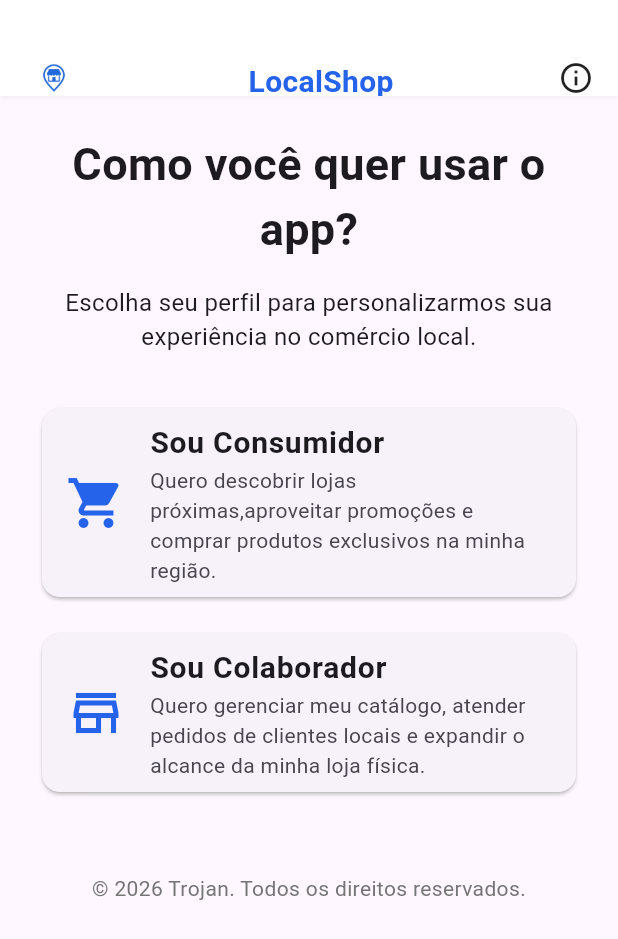
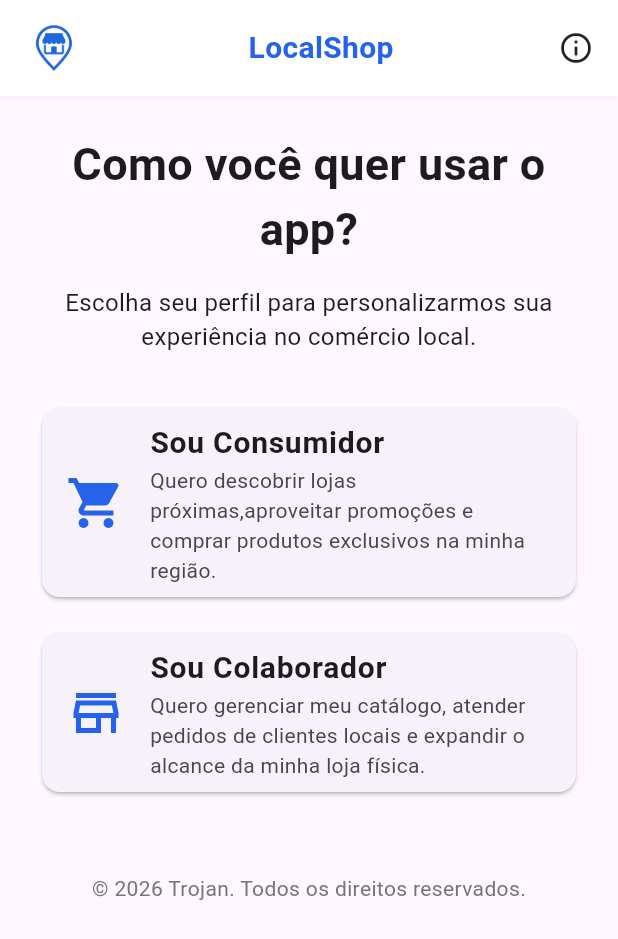
Before and after one commit to Francisco-Simoes-Oliveira/LocalShop, a Flutter app: the screen it shows after launch, on a phone screen of 412 x 824 dp. Shown: the top 939 px of the screen. Run offline on Flutter 3.47's test engine with Material 3 defaults, Android fonts, the phone set to English and light mode, and no system bars.

Commit message:
arrumando header

```diff
--- a/lib/core/widgets/custom_appBar.dart
+++ b/lib/core/widgets/custom_appBar.dart
@@ -15,7 +15,7 @@ class CustomHeader extends StatelessWidget implements PreferredSizeWidget {
     return Container(
       width: double.infinity,
       height: 80,
-      padding: const EdgeInsets.only(left: 16, right: 16, top: 40),
+      padding: const EdgeInsets.only(left: 16, right: 16),
 
       decoration: BoxDecoration(
         color: Colors.white,
```
Also changed, not shown: 1 other file.
